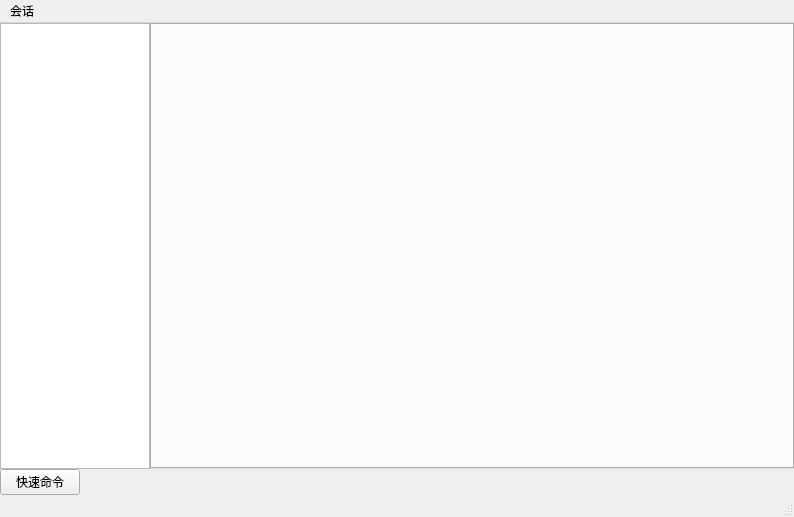
Old version of the form hterm/ui/main.ui in the repository lbhzy/hterm.
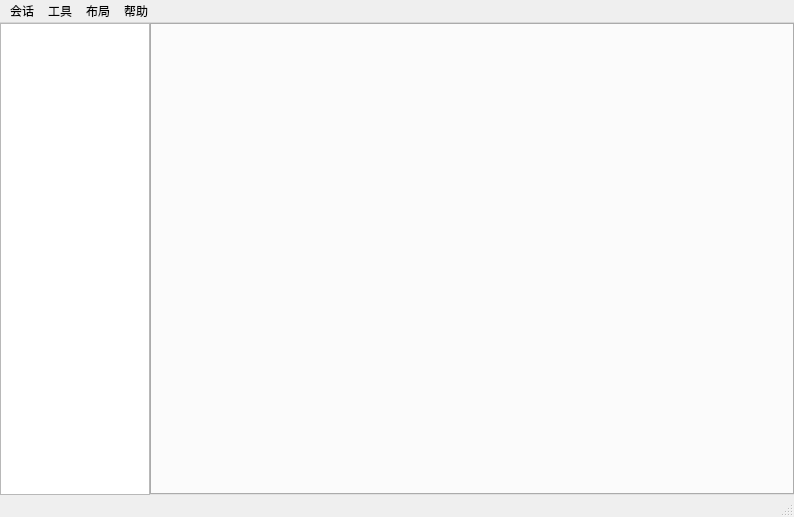
New version of the form. Icons and pictures are not drawn. Custom widgets are drawn as their Qt base class.

```diff
--- a/hterm/ui/main.ui
+++ b/hterm/ui/main.ui
@@ -121,30 +121,6 @@
       </widget>
      </widget>
     </item>
-    <item>
-     <layout class="QHBoxLayout" name="horizontalLayout">
-      <item>
-       <widget class="QPushButton" name="pushButton">
-        <property name="text">
-         <string>快速命令</string>
-        </property>
-       </widget>
-      </item>
-      <item>
-       <spacer name="horizontalSpacer">
-        <property name="orientation">
-         <enum>Qt::Orientation::Horizontal</enum>
-        </property>
-        <property name="sizeHint" stdset="0">
-         <size>
-          <width>40</width>
-          <height>20</height>
-         </size>
-        </property>
-       </spacer>
-      </item>
-     </layout>
-    </item>
    </layout>
   </widget>
   <widget class="QMenuBar" name="menubar">
@@ -170,7 +146,30 @@
     <addaction name="separator"/>
     <addaction name="setting"/>
    </widget>
+   <widget class="QMenu" name="menu_2">
+    <property name="title">
+     <string>工具</string>
+    </property>
+    <addaction name="action_2"/>
+   </widget>
+   <widget class="QMenu" name="menu_3">
+    <property name="title">
+     <string>布局</string>
+    </property>
+    <addaction name="action_3"/>
+    <addaction name="action_4"/>
+    <addaction name="action_5"/>
+   </widget>
+   <widget class="QMenu" name="menu_4">
+    <property name="title">
+     <string>帮助</string>
+    </property>
+    <addaction name="action"/>
+   </widget>
    <addaction name="menu"/>
+   <addaction name="menu_2"/>
+   <addaction name="menu_3"/>
+   <addaction name="menu_4"/>
   </widget>
   <widget class="QStatusBar" name="statusbar"/>
   <action name="create_session">
```
Left out of the diff: 40 changed lines with no effect on the pictures.
